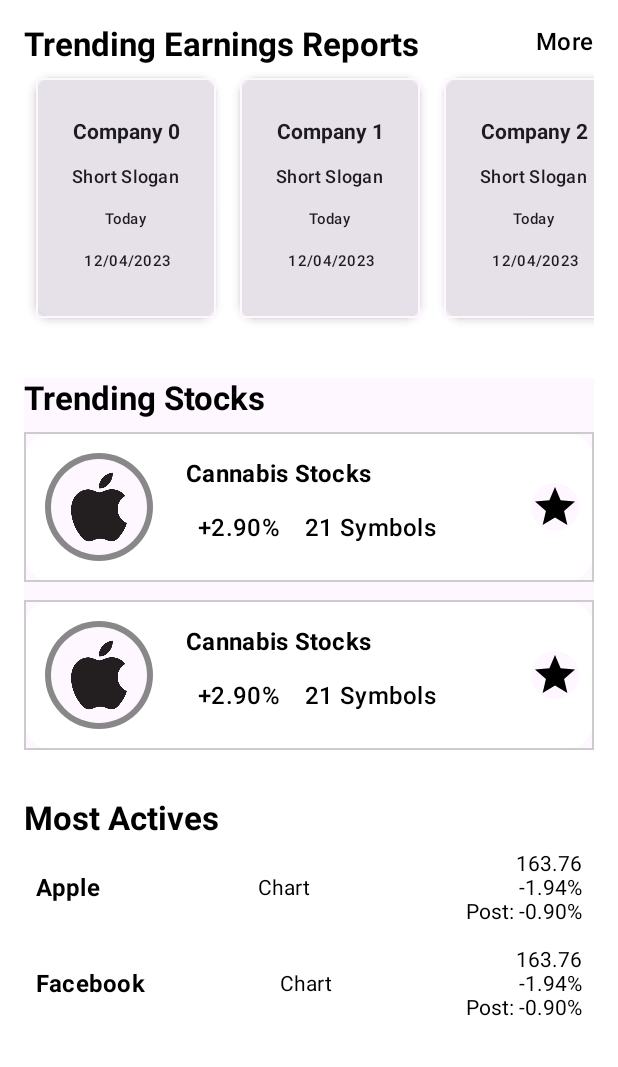
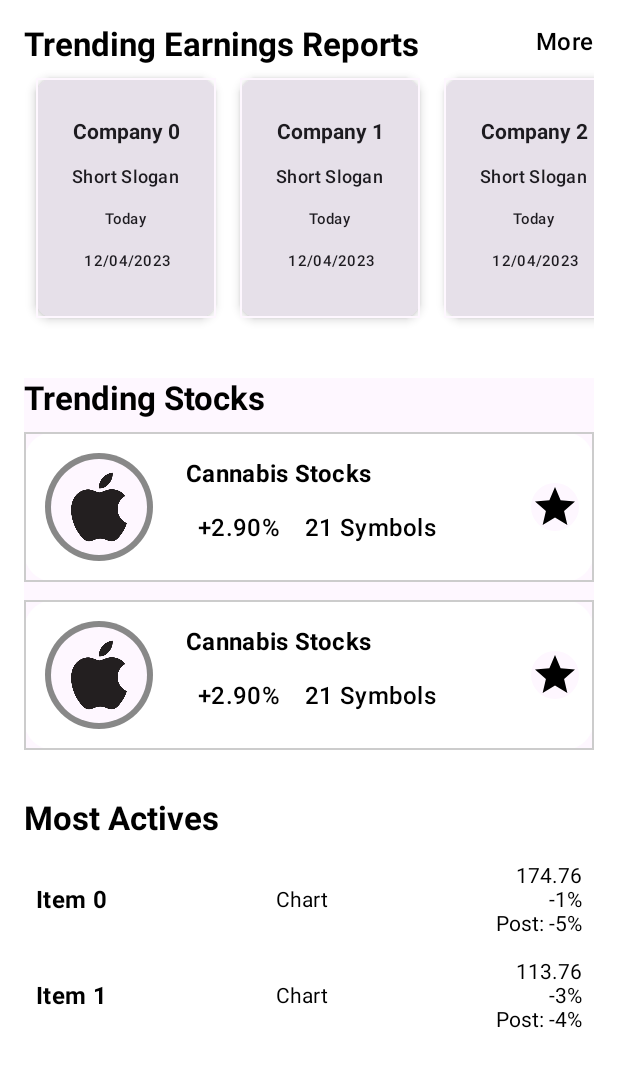
Before and after one commit to Mobile-Class/Stock, an Android app built with Jetpack Compose: the @Preview function HomeScreenPreview, on a phone screen of 412 x 824 dp. Shown: the top 1067 px of the screen. Run offline under Robolectric (Android 15) with nearby library versions, the phone set to English and light mode, and no system bars.

Commit message:
MVVM architechture in Home Screen

```diff
--- a/app/src/main/java/com/example/myapplication/presentation/screens/HomeScreen/HomeScreen.kt
+++ b/app/src/main/java/com/example/myapplication/presentation/screens/HomeScreen/HomeScreen.kt
@@ -19,14 +19,16 @@ import androidx.compose.foundation.lazy.LazyColumn
 import androidx.compose.foundation.lazy.LazyRow
 import androidx.compose.foundation.shape.CircleShape
 import androidx.compose.foundation.shape.RoundedCornerShape
-import androidx.compose.material.MaterialTheme
-import androidx.compose.material.Text
 import androidx.compose.material.icons.Icons
 import androidx.compose.material.icons.filled.Star
 import androidx.compose.material3.Card
 import androidx.compose.material3.CardDefaults
 import androidx.compose.material3.Icon
 import androidx.compose.runtime.Composable
+import androidx.compose.runtime.LaunchedEffect
+import androidx.compose.runtime.getValue
+import androidx.compose.runtime.mutableStateOf
+import androidx.compose.runtime.remember
 import androidx.compose.ui.Alignment
 import androidx.compose.ui.Modifier
 import androidx.compose.ui.draw.clip
@@ -37,28 +39,44 @@ import androidx.compose.ui.text.font.FontWeight
 import androidx.compose.ui.tooling.preview.Preview
 import androidx.compose.ui.unit.dp
 import androidx.compose.ui.unit.sp
+import androidx.lifecycle.LiveData
+import androidx.lifecycle.Observer
+import androidx.lifecycle.viewmodel.compose.viewModel
 import com.example.myapplication.R
 import java.time.LocalDate
 import java.time.format.DateTimeFormatter
 
+import androidx.compose.material3.MaterialTheme
+import androidx.compose.material3.Text
+import androidx.compose.runtime.*
+
+
+
 
 @Composable
-fun HomeScreen() {
+fun HomeScreen(viewModel: HomeViewModel = viewModel()) {
+    HomeContent(viewModel = viewModel)
+}
+
+@Composable
+fun HomeContent(
+    viewModel: HomeViewModel
+) {
     LazyColumn {
         item {
-            TrendingEarningsReportsBox()
+            TrendingEarningsReportsBox(viewModel.trendingEarningsData)
         }
         item {
-            TrendingStocksBox()
+            TrendingStocksBox(viewModel.trendingStocksData)
         }
         item {
-            MostActivesBox()
+            MostActivesBox(viewModel.mostActivesData)
         }
     }
 }
 
 @Composable
-fun TrendingEarningsReportsBox() {
+fun TrendingEarningsReportsBox(viewModel: LiveData<List<TrendingEarningsItem>>) {
     Box(
         modifier = Modifier
             .fillMaxWidth()
@@ -150,7 +168,7 @@ fun TrendingEarningsCard(cardIndex: Int) {
 
 
 @Composable
-fun TrendingStocksBox() {
+fun TrendingStocksBox(viewModel: LiveData<List<TrendingStocksItem>>) {
     Column(
         modifier = Modifier
             .fillMaxWidth()
@@ -288,17 +306,38 @@ fun TrendingStocksBox() {
 
 
 @Composable
-fun MostActivesBox() {
+fun MostActivesBox(viewModel: LiveData<List<MostActivesItem>>) {
+    // Use remember to create a mutable state
+    var mostActivesData by remember { mutableStateOf<List<MostActivesItem>>(emptyList()) }
+
+    DisposableEffect(viewModel) {
+        val observer = Observer<List<MostActivesItem>> {
+            mostActivesData = it
+        }
+
+        val liveData = viewModel
+        liveData.observeForever(observer)
+
+        onDispose {
+            liveData.removeObserver(observer)
+        }
+    }
+
+
     Column(
         modifier = Modifier
             .fillMaxWidth()
             .padding(16.dp)
     ) {
-        androidx.compose.material3.Text(
+        Text(
             text = "Most Actives",
-            style = androidx.compose.material3.MaterialTheme.typography.titleLarge.copy(fontWeight = FontWeight(700)),
+            style = MaterialTheme.typography.titleLarge.copy(fontWeight = FontWeight(700)),
+            fontWeight = FontWeight.Bold,
+            modifier = Modifier.padding(bottom = 8.dp)
         )
-        // Row 1
+
+        mostActivesData.forEach { mostActivesItem ->
+            // Row
             Row(
                 modifier = Modifier
                     .fillMaxWidth()
@@ -306,65 +345,37 @@ fun MostActivesBox() {
                     .padding(8.dp),
                 verticalAlignment = Alignment.CenterVertically,
                 horizontalArrangement = Arrangement.SpaceBetween
-        )
-        {
-            Column(){
-                androidx.compose.material3.Text(text = "Apple",            style = androidx.compose.material3.MaterialTheme.typography.titleMedium.copy(fontWeight = FontWeight(700)),
+            ) {
+                Column() {
+                    Text(
+                        text = mostActivesItem.name,
+                        style = MaterialTheme.typography.titleMedium,
+                        fontWeight = FontWeight.Bold,
                     )
                 }
-            Column(){
-                androidx.compose.material3.Text(text = "Chart")
+                Column() {
+                    Text(text = mostActivesItem.chart)
                 }
                 Column(
                     horizontalAlignment = Alignment.End
-            ){
+                ) {
                     Row {
-                    androidx.compose.material3.Text(text = "163.76")
+                        Text(text = mostActivesItem.value)
                     }
                     Row {
-                    androidx.compose.material3.Text(text = "-1.94%")
+                        Text(text = mostActivesItem.change)
                     }
                     Row {
-                    androidx.compose.material3.Text(text = "Post: -0.90%")
+                        Text(text = mostActivesItem.post)
                     }
                 }
             }
-        //Row 2
-        Row(
-            modifier = Modifier
-                .fillMaxWidth()
-                .background(color = Color.White)
-                .padding(8.dp),
-            verticalAlignment = Alignment.CenterVertically,
-            horizontalArrangement = Arrangement.SpaceBetween
-        )
-        {
-            Column(){
-                androidx.compose.material3.Text(text = "Facebook",    style = androidx.compose.material3.MaterialTheme.typography.titleMedium.copy(fontWeight = FontWeight(700)),)
-            }
-            Column(){
-                androidx.compose.material3.Text(text = "Chart")
-            }
-            Column(
-                horizontalAlignment = Alignment.End
-            ){
-                Row(
-                ) {
-                    androidx.compose.material3.Text(text = "163.76")
-                }
-                Row(
-                ) {
-                    androidx.compose.material3.Text(text = "-1.94%")
-                }
-                Row(
-                ) {
-                    androidx.compose.material3.Text(text = "Post: -0.90%")
         }
     }
 }
 
-    }
-}
+
+
 
 @Composable
 @Preview
--- /dev/null
+++ b/app/src/main/java/com/example/myapplication/presentation/screens/HomeScreen/HomeScreenModel.kt
@@ -0,0 +1,6 @@
+package com.example.myapplication.presentation.screens.HomeScreen
+
+// Model
+data class TrendingEarningsItem(val companyName: String, val shortSlogan: String, val todayDate: String)
+data class TrendingStocksItem(val title: String, val percentageChange: String, val symbols: String)
+data class MostActivesItem(val name: String, val chart: String, val value: String, val change: String, val post: String)
--- /dev/null
+++ b/app/src/main/java/com/example/myapplication/presentation/screens/HomeScreen/HomeViewModel.kt
@@ -0,0 +1,57 @@
+package com.example.myapplication.presentation.screens.HomeScreen
+
+import androidx.lifecycle.LiveData
+import androidx.lifecycle.MutableLiveData
+import androidx.lifecycle.ViewModel
+import androidx.lifecycle.viewModelScope
+import kotlinx.coroutines.launch
+
+
+// ViewModel
+class HomeViewModel : ViewModel() {
+
+    private val _trendingEarningsData = MutableLiveData<List<TrendingEarningsItem>>()
+    val trendingEarningsData: LiveData<List<TrendingEarningsItem>> get() = _trendingEarningsData
+
+    private val _trendingStocksData = MutableLiveData<List<TrendingStocksItem>>()
+    val trendingStocksData: LiveData<List<TrendingStocksItem>> get() = _trendingStocksData
+
+    private val _mostActivesData = MutableLiveData<List<MostActivesItem>>()
+    val mostActivesData: LiveData<List<MostActivesItem>> get() = _mostActivesData
+
+    init {
+        // Initialize and fetch data here
+        fetchData()
+    }
+
+    private fun fetchData() {
+        // Simulate data fetching or make a network request using viewModelScope
+        viewModelScope.launch {
+            val trendingEarningsList = generateTrendingEarnings(4)
+            val trendingStocksList = generateTrendingStocks(2)
+            val mostActivesList = generateMostActives(2)
+
+            _trendingEarningsData.value = trendingEarningsList
+            _trendingStocksData.value = trendingStocksList
+            _mostActivesData.value = mostActivesList
+        }
+    }
+
+    private fun generateTrendingEarnings(count: Int): List<TrendingEarningsItem> {
+        return List(count) { index ->
+            TrendingEarningsItem("Company $index", "Short Slogan", "11/11/2023")
+        }
+    }
+
+    private fun generateTrendingStocks(count: Int): List<TrendingStocksItem> {
+        return List(count) { index ->
+            TrendingStocksItem("Stock $index", "+${(0..10).random()}%", "${(10..50).random()} Symbols")
+        }
+    }
+
+    private fun generateMostActives(count: Int): List<MostActivesItem> {
+        return List(count) { index ->
+            MostActivesItem("Item $index", "Chart", "${(100..200).random()}.76", "-${(1..5).random()}%", "Post: -${(1..5).random()}%")
+        }
+    }
+}
```
Lines whose indentation alone changed are shown as unchanged.
